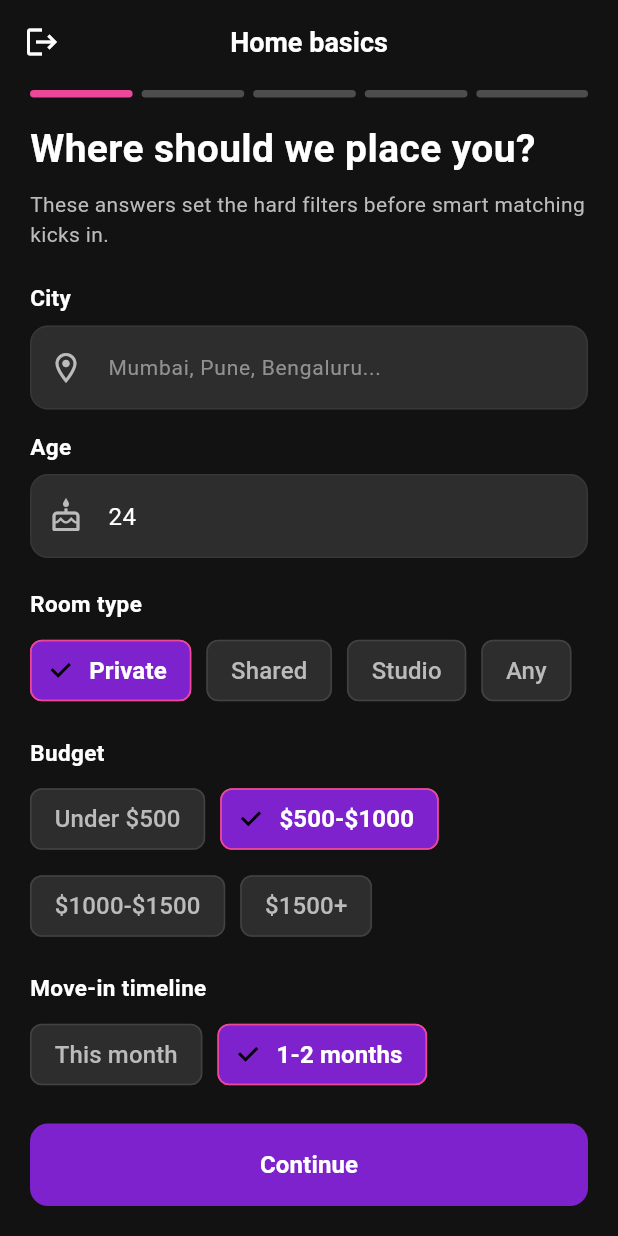
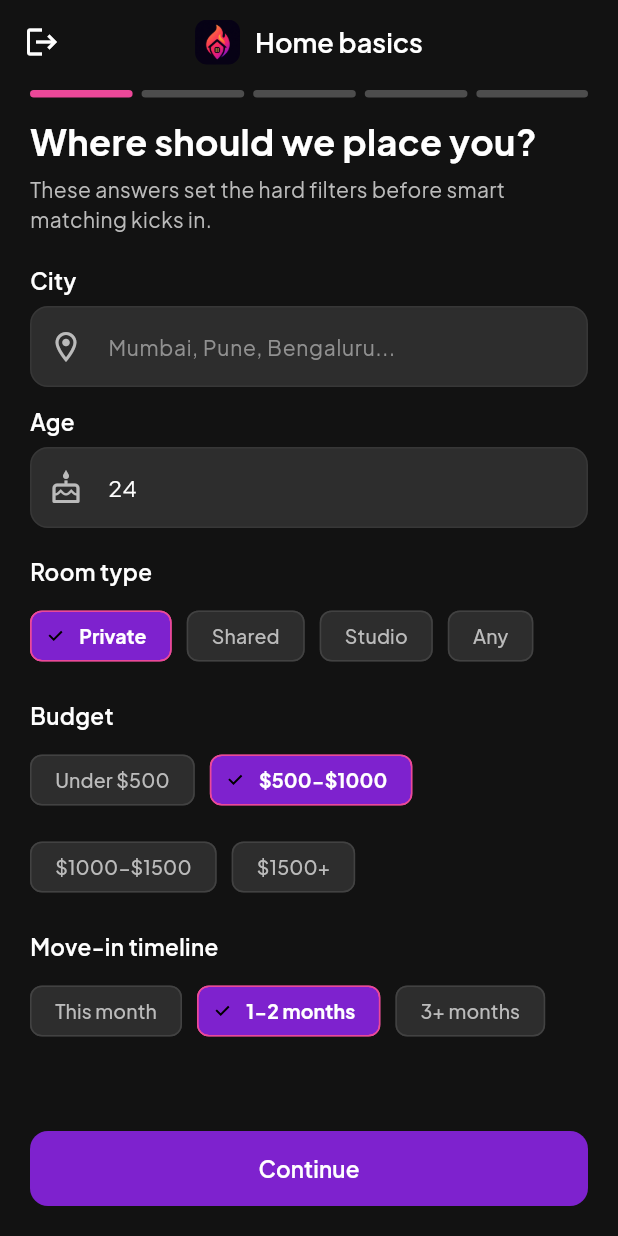
Before and after one commit to sivajeetsabdakar/Flinder, a Flutter app: the ProfileCompletionScreen screen opened by its route, on a phone screen of 412 x 824 dp. Run offline on Flutter 3.47's test engine with Material 3 defaults, Android fonts, the light colour scheme and no system bars; our stand-ins replace cached_network_image, connectivity_plus, firebase_core, firebase_messaging, flutter_card_swiper, google_fonts and 3 more; accounts and stored records are empty; Roboto replaces fonts that are missing (Poppins).

Commit message:
Refresh Flutter branding and typography

```diff
--- a/frontend/lib/screens/profile/profile_completion_screen.dart
+++ b/frontend/lib/screens/profile/profile_completion_screen.dart
@@ -202,7 +202,22 @@
                   icon: const Icon(Icons.arrow_back),
                   onPressed: _back,
                 ),
-        title: Text(_titles[_step], style: AppTheme.subheadingStyle),
+        title: Row(
+          mainAxisSize: MainAxisSize.min,
+          children: [
+            ClipRRect(
+              borderRadius: BorderRadius.circular(8),
+              child: Image.asset(
+                'assets/logos/flinder_mark.png',
+                width: 30,
+                height: 30,
+                fit: BoxFit.cover,
+              ),
+            ),
+            const SizedBox(width: 10),
+            Text(_titles[_step], style: AppTheme.subheadingStyle),
+          ],
+        ),
         centerTitle: true,
       ),
       body: SafeArea(
@@ -292,9 +307,9 @@
     required List<Widget> children,
   }) {
     return ListView(
-      padding: const EdgeInsets.fromLTRB(20, 4, 20, 20),
+      padding: const EdgeInsets.fromLTRB(20, 4, 20, 140),
       children: [
-        Text(title, style: AppTheme.headingStyle.copyWith(fontSize: 26)),
+        Text(title, style: AppTheme.headingStyle.copyWith(fontSize: 24)),
         const SizedBox(height: 8),
         Text(
           subtitle,
@@ -626,6 +641,8 @@
                   backgroundColor: AppTheme.darkGrey,
                   labelStyle: TextStyle(
                     color: selected ? Colors.white : AppTheme.lightGrey,
+                    fontSize: 13,
+                    height: 1.15,
                     fontWeight: selected ? FontWeight.w700 : FontWeight.w500,
                   ),
                   side: BorderSide(
@@ -686,6 +703,8 @@
                   backgroundColor: AppTheme.darkGrey,
                   labelStyle: TextStyle(
                     color: isSelected ? Colors.white : AppTheme.lightGrey,
+                    fontSize: 13,
+                    height: 1.15,
                     fontWeight: isSelected ? FontWeight.w700 : FontWeight.w500,
                   ),
                   side: BorderSide(
--- a/frontend/lib/theme/app_theme.dart
+++ b/frontend/lib/theme/app_theme.dart
@@ -1,4 +1,5 @@
 import 'package:flutter/material.dart';
+import 'package:google_fonts/google_fonts.dart';
 
 class AppTheme {
   // Primary colors
@@ -29,31 +30,31 @@
   );
 
   // Text styles
-  static const TextStyle headingStyle = TextStyle(
-    fontFamily: 'Poppins',
+  static TextStyle get headingStyle => GoogleFonts.plusJakartaSans(
     fontWeight: FontWeight.w700,
-    fontSize: 28,
+    fontSize: 30,
+    height: 1.12,
     color: Colors.white,
   );
 
-  static const TextStyle subheadingStyle = TextStyle(
-    fontFamily: 'Poppins',
+  static TextStyle get subheadingStyle => GoogleFonts.plusJakartaSans(
     fontWeight: FontWeight.w600,
     fontSize: 18,
+    height: 1.2,
     color: Colors.white,
   );
 
-  static const TextStyle bodyStyle = TextStyle(
-    fontFamily: 'Poppins',
+  static TextStyle get bodyStyle => GoogleFonts.plusJakartaSans(
     fontWeight: FontWeight.w400,
-    fontSize: 16,
+    fontSize: 15,
+    height: 1.45,
     color: Colors.white,
   );
 
-  static const TextStyle buttonTextStyle = TextStyle(
-    fontFamily: 'Poppins',
+  static TextStyle get buttonTextStyle => GoogleFonts.plusJakartaSans(
     fontWeight: FontWeight.w600,
-    fontSize: 16,
+    fontSize: 15,
+    height: 1.2,
     color: Colors.white,
   );
 
@@ -129,13 +130,38 @@
       background: darkBackground,
       surface: darkGrey,
     ),
-    fontFamily: 'Poppins',
+    fontFamily: GoogleFonts.plusJakartaSans().fontFamily,
     textTheme: const TextTheme(
-      displayLarge: headingStyle,
-      displayMedium: subheadingStyle,
-      bodyLarge: bodyStyle,
-      bodyMedium: bodyStyle,
-      labelLarge: buttonTextStyle,
+      displayLarge: TextStyle(
+        fontWeight: FontWeight.w700,
+        fontSize: 30,
+        height: 1.12,
+        color: Colors.white,
+      ),
+      displayMedium: TextStyle(
+        fontWeight: FontWeight.w600,
+        fontSize: 18,
+        height: 1.2,
+        color: Colors.white,
+      ),
+      bodyLarge: TextStyle(
+        fontWeight: FontWeight.w400,
+        fontSize: 15,
+        height: 1.45,
+        color: Colors.white,
+      ),
+      bodyMedium: TextStyle(
+        fontWeight: FontWeight.w400,
+        fontSize: 15,
+        height: 1.45,
+        color: Colors.white,
+      ),
+      labelLarge: TextStyle(
+        fontWeight: FontWeight.w600,
+        fontSize: 15,
+        height: 1.2,
+        color: Colors.white,
+      ),
     ),
     elevatedButtonTheme: ElevatedButtonThemeData(style: primaryButtonStyle),
     outlinedButtonTheme: OutlinedButtonThemeData(style: secondaryButtonStyle),
--- a/frontend/lib/widgets/flinder_logo.dart
+++ b/frontend/lib/widgets/flinder_logo.dart
@@ -38,9 +38,7 @@
                     ? BorderRadius.circular(size / 2)
                     : BorderRadius.circular(16),
             child: Image.asset(
-              isCircular
-                  ? 'assets/logos/Circle_Logo.png'
-                  : 'assets/logos/Square_Logo.jpg',
+              'assets/logos/flinder_mark.png',
               fit: BoxFit.cover,
             ),
           ),
@@ -54,16 +52,18 @@
                   text: 'Flinder',
                   style: TextStyle(
                     color: Colors.white,
-                    fontSize: size * 0.4,
-                    fontWeight: FontWeight.bold,
+                    fontSize: size * 0.34,
+                    fontWeight: FontWeight.w800,
+                    height: 1.05,
                   ),
                 ),
                 TextSpan(
                   text: '.',
                   style: TextStyle(
-                    color: AppTheme.primaryPurple,
-                    fontSize: size * 0.4,
-                    fontWeight: FontWeight.bold,
+                    color: AppTheme.accentPink,
+                    fontSize: size * 0.34,
+                    fontWeight: FontWeight.w800,
+                    height: 1.05,
                   ),
                 ),
               ],
@@ -74,7 +74,9 @@
             'Find your perfect flatmate',
             style: TextStyle(
               color: Colors.white.withOpacity(0.7),
-              fontSize: size * 0.2,
+              fontSize: size * 0.14,
+              height: 1.2,
+              fontWeight: FontWeight.w500,
             ),
           ),
         ],
--- a/frontend/lib/widgets/social_button.dart
+++ b/frontend/lib/widgets/social_button.dart
@@ -77,11 +77,8 @@
                     const SizedBox(width: 12),
                     Text(
                       text,
-                      style: TextStyle(
-                        fontSize: 16,
-                        fontWeight: FontWeight.w600,
+                      style: AppTheme.buttonTextStyle.copyWith(
                         color: textColor,
-                        fontFamily: 'Poppins',
                       ),
                     ),
                   ],
--- a/frontend/pubspec.yaml
+++ b/frontend/pubspec.yaml
@@ -47,6 +47,7 @@
   connectivity_plus: ^7.0.0
   flutter_map: ^8.2.2
   latlong2: ^0.9.1
+  google_fonts: ^8.2.0
 
 dev_dependencies:
   flutter_test:
@@ -73,6 +74,7 @@
   assets:
     - assets/logos/Circle_Logo.png
     - assets/logos/Square_Logo.jpg
+    - assets/logos/flinder_mark.png
 
   # An image asset can refer to one or more resolution-specific "variants", see
   # https://flutter.dev/to/resolution-aware-images
```
Also changed, not shown: frontend/assets/logos/flinder_mark.png (added), frontend/pubspec.lock, 12 other files.
